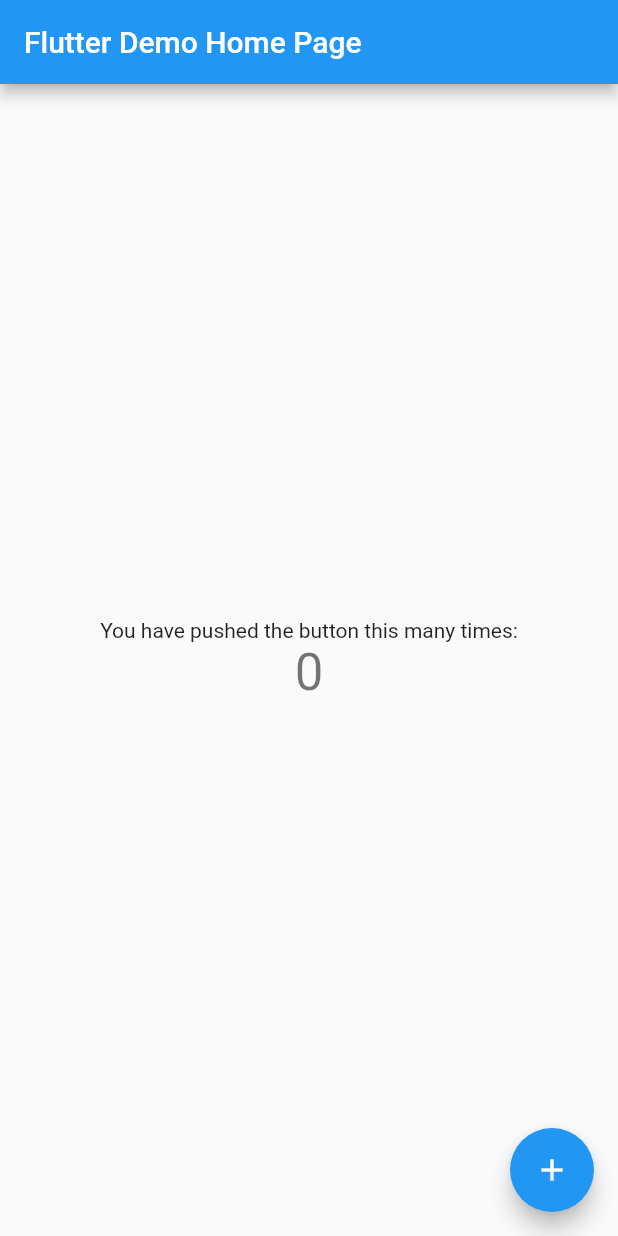
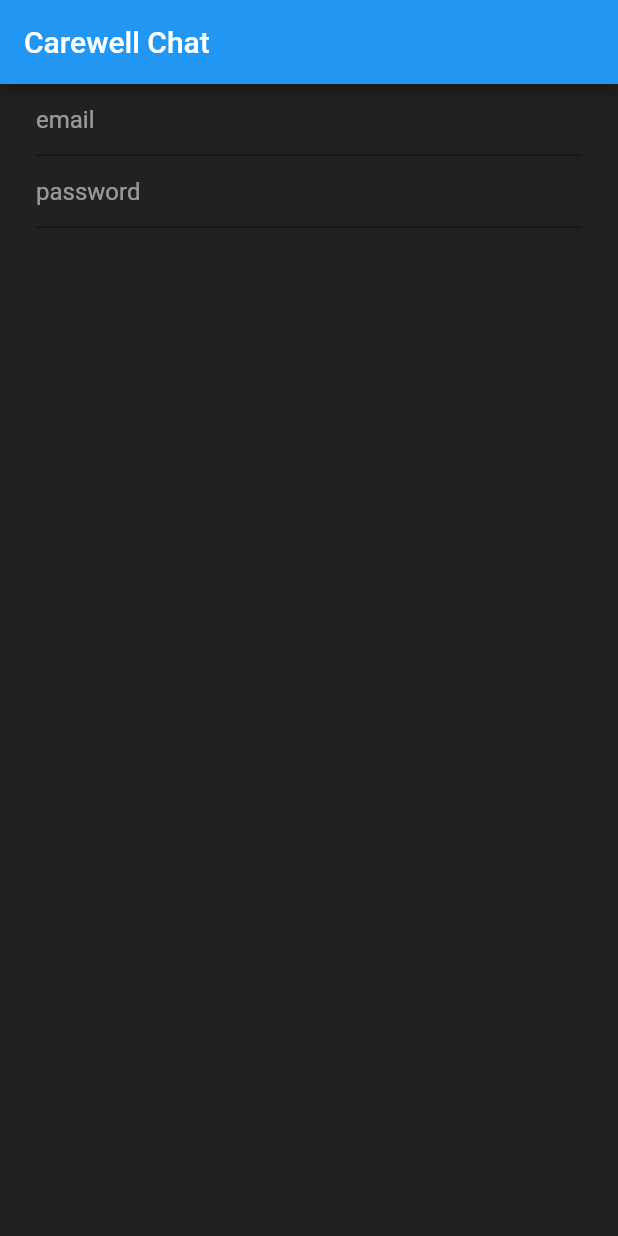
Before and after one commit to wearablebiosensing/carewell_chat, a Flutter app: the screen it shows after launch, on a phone screen of 412 x 824 dp. Run offline on Flutter 3.47's test engine with Material 2 defaults, Android fonts, the phone set to English and light mode, and no system bars.

Commit message:
Signin UI is up

```diff
--- a/lib/main.dart
+++ b/lib/main.dart
@@ -1,3 +1,4 @@
+import 'package:chat_application/views/signin.dart';
 import 'package:flutter/material.dart';
 
 void main() {
@@ -12,104 +13,12 @@ class MyApp extends StatelessWidget {
   Widget build(BuildContext context) {
     return MaterialApp(
       title: 'Flutter Demo',
+      debugShowCheckedModeBanner: false,
       theme: ThemeData(
-        // This is the theme of your application.
-        //
-        // Try running your application with "flutter run". You'll see the
-        // application has a blue toolbar. Then, without quitting the app, try
-        // changing the primarySwatch below to Colors.green and then invoke
-        // "hot reload" (press "r" in the console where you ran "flutter run",
-        // or simply save your changes to "hot reload" in a Flutter IDE).
-        // Notice that the counter didn't reset back to zero; the application
-        // is not restarted.
+        scaffoldBackgroundColor: Colors.grey[900],
         primarySwatch: Colors.blue,
       ),
-      home: const MyHomePage(title: 'Flutter Demo Home Page'),
+      home: SignIn(),
     );
   }
 }
-
-class MyHomePage extends StatefulWidget {
-  const MyHomePage({Key? key, required this.title}) : super(key: key);
-
-  // This widget is the home page of your application. It is stateful, meaning
-  // that it has a State object (defined below) that contains fields that affect
-  // how it looks.
-
-  // This class is the configuration for the state. It holds the values (in this
-  // case the title) provided by the parent (in this case the App widget) and
-  // used by the build method of the State. Fields in a Widget subclass are
-  // always marked "final".
-
-  final String title;
-
-  @override
-  State<MyHomePage> createState() => _MyHomePageState();
-}
-
-class _MyHomePageState extends State<MyHomePage> {
-  int _counter = 0;
-
-  void _incrementCounter() {
-    setState(() {
-      // This call to setState tells the Flutter framework that something has
-      // changed in this State, which causes it to rerun the build method below
-      // so that the display can reflect the updated values. If we changed
-      // _counter without calling setState(), then the build method would not be
-      // called again, and so nothing would appear to happen.
-      _counter++;
-    });
-  }
-
-  @override
-  Widget build(BuildContext context) {
-    // This method is rerun every time setState is called, for instance as done
-    // by the _incrementCounter method above.
-    //
-    // The Flutter framework has been optimized to make rerunning build methods
-    // fast, so that you can just rebuild anything that needs updating rather
-    // than having to individually change instances of widgets.
-    return Scaffold(
-      appBar: AppBar(
-        // Here we take the value from the MyHomePage object that was created by
-        // the App.build method, and use it to set our appbar title.
-        title: Text(widget.title),
-      ),
-      body: Center(
-        // Center is a layout widget. It takes a single child and positions it
-        // in the middle of the parent.
-        child: Column(
-          // Column is also a layout widget. It takes a list of children and
-          // arranges them vertically. By default, it sizes itself to fit its
-          // children horizontally, and tries to be as tall as its parent.
-          //
-          // Invoke "debug painting" (press "p" in the console, choose the
-          // "Toggle Debug Paint" action from the Flutter Inspector in Android
-          // Studio, or the "Toggle Debug Paint" command in Visual Studio Code)
-          // to see the wireframe for each widget.
-          //
-          // Column has various properties to control how it sizes itself and
-          // how it positions its children. Here we use mainAxisAlignment to
-          // center the children vertically; the main axis here is the vertical
-          // axis because Columns are vertical (the cross axis would be
-          // horizontal).
-          mainAxisAlignment: MainAxisAlignment.center,
-          children: <Widget>[
-            const Text(
-              'You have pushed the button this many times:',
-            ),
-            Text(
-              '$_counter',
-              style: Theme.of(context).textTheme.headline4,
-            ),
-          ],
-        ),
-      ),
-      floatingActionButton: FloatingActionButton(
-        onPressed: _incrementCounter,
-        tooltip: 'Increment',
-        child: const Icon(Icons.add),
-      ), // This trailing comma makes auto-formatting nicer for build methods.
-    );
-  }
-}
--- /dev/null
+++ b/lib/views/signin.dart
@@ -0,0 +1,37 @@
+import 'package:chat_application/widgets/widget.dart';
+import 'package:flutter/widgets.dart';
+import 'package:flutter/material.dart';
+
+class SignIn extends StatefulWidget {
+  const SignIn({Key? key}) : super(key: key);
+
+  @override
+  _SignInState createState() => _SignInState();
+}
+
+class _SignInState extends State<SignIn> {
+  @override
+  Widget build(BuildContext context) {
+    var context2 = context;
+    return Scaffold(
+        appBar: new AppBar(
+          title: new Text("Carewell Chat"),
+        ),
+        body: Container(
+          padding: EdgeInsets.symmetric(horizontal: 24),
+          child: Column(
+            children: [
+              textField("email"),
+              textField("password"),
+            ],
+          ),
+        ));
+  }
+}
+
+TextField textField(String text) {
+  return TextField(
+    decoration: InputDecoration(
+        hintText: text, hintStyle: TextStyle(color: Colors.white54)),
+  );
+}
--- /dev/null
+++ b/lib/widgets/widget.dart
@@ -0,0 +1,5 @@
+import 'package:flutter/material.dart';
+
+Widget appBarMain(BuildContext context) {
+  return AppBar();
+}
--- a/pubspec.yaml
+++ b/pubspec.yaml
@@ -58,9 +58,9 @@ flutter:
   uses-material-design: true
 
   # To add assets to your application, add an assets section, like this:
-  # assets:
-  #   - images/a_dot_burr.jpeg
-  #   - images/a_dot_ham.jpeg
+  assets:
+    - assets/images/
+    # - images/a_dot_ham.jpeg
 
   # An image asset can refer to one or more resolution-specific "variants", see
   # https://flutter.dev/assets-and-images/#resolution-aware.
```
Also changed, not shown: lib/views/chatRoomsScreen.dart (added), lib/views/conversation_screen.dart (added), lib/views/forgetpassworc.dart (added), lib/views/signup.dart (added).
